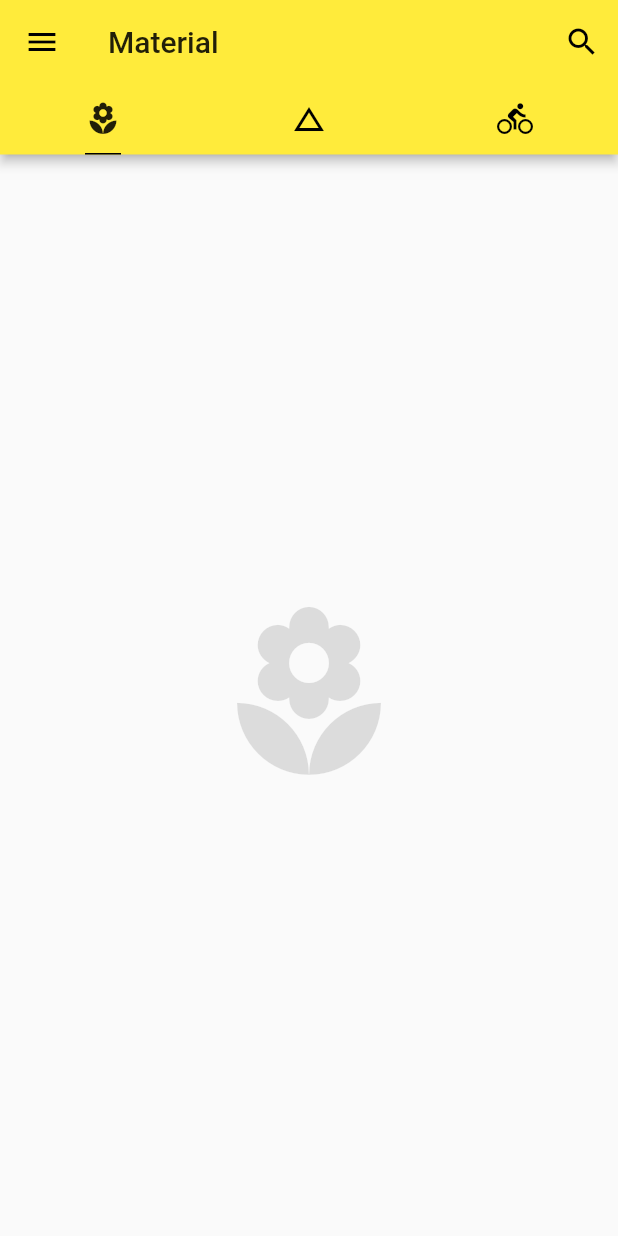
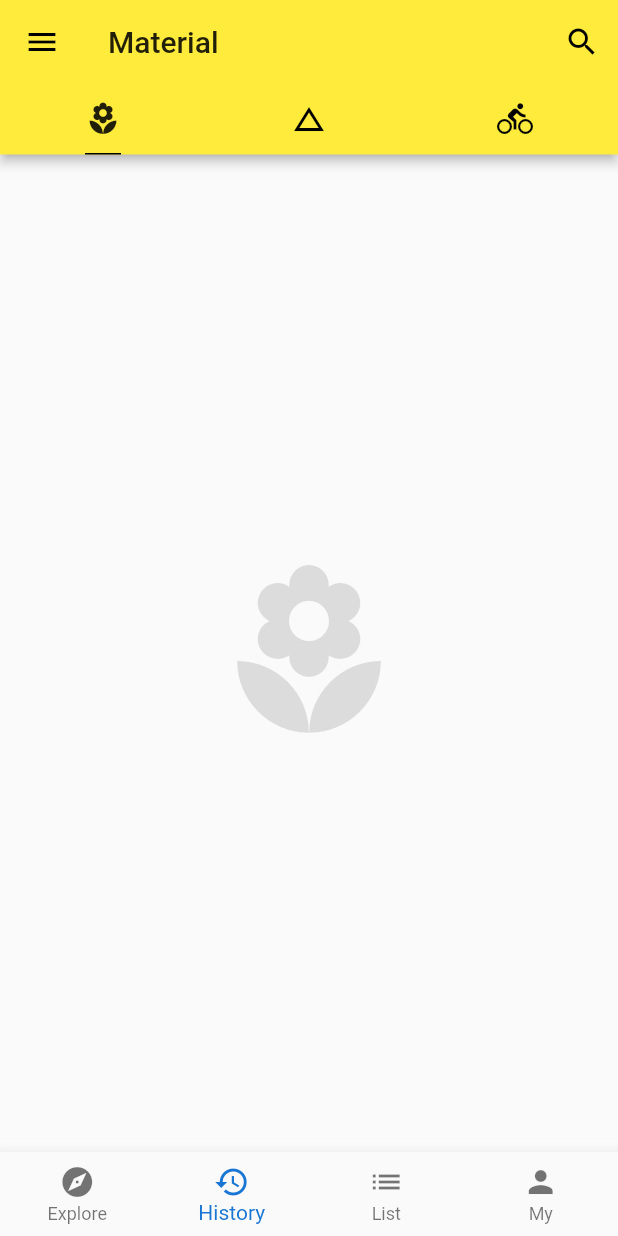
Before and after one commit to owlcity/flutter_basics, a Flutter app: the screen it shows after launch, on a phone screen of 412 x 824 dp. Run offline on Flutter 3.47's test engine with Material 2 defaults, Android fonts, the phone set to English and light mode, and no system bars.

Commit message:
BottomNavigationBar

```diff
--- /dev/null
+++ b/lib/demo/bottom_navigationbar_demo.dart
@@ -0,0 +1,46 @@
+import 'package:flutter/material.dart';
+
+class BottomNavigationBarDemo extends StatefulWidget {
+  BottomNavigationBarDemo({Key key}) : super(key: key);
+
+  @override
+  _BottomNavigationBarDemoState createState() =>
+      _BottomNavigationBarDemoState();
+}
+
+class _BottomNavigationBarDemoState extends State<BottomNavigationBarDemo> {
+  int _currentIndex = 1;
+
+  void _setIndex(int index) {
+    setState(() {
+      _currentIndex = index;
+    });
+  }
+
+  @override
+  Widget build(BuildContext context) {
+    return BottomNavigationBar(
+        currentIndex: _currentIndex,
+        type: BottomNavigationBarType.fixed,
+        fixedColor: Colors.blue[700],
+        onTap: _setIndex,
+        items: [
+          BottomNavigationBarItem(
+            icon: Icon(Icons.explore),
+            label: 'Explore',
+          ),
+          BottomNavigationBarItem(
+            icon: Icon(Icons.history),
+            label: 'History',
+          ),
+          BottomNavigationBarItem(
+            icon: Icon(Icons.list),
+            label: 'List',
+          ),
+          BottomNavigationBarItem(
+            icon: Icon(Icons.person),
+            label: 'My',
+          ),
+        ]);
+  }
+}
--- a/lib/main.dart
+++ b/lib/main.dart
@@ -1,4 +1,5 @@
 import 'package:flutter/material.dart';
+import 'package:learn_material/demo/bottom_navigationbar_demo.dart';
 import 'package:learn_material/demo/draw_demo.dart';
 import 'package:learn_material/demo/listView_demo.dart';
 
@@ -65,7 +66,8 @@ class Home extends StatelessWidget {
               Icon(Icons.directions_bike, size: 128.0, color: Colors.black12),
             ],
           ),
-          drawer: DrawerDemo()
+          drawer: DrawerDemo(),
+          bottomNavigationBar: BottomNavigationBarDemo(),
         ));
   }
 }
```
